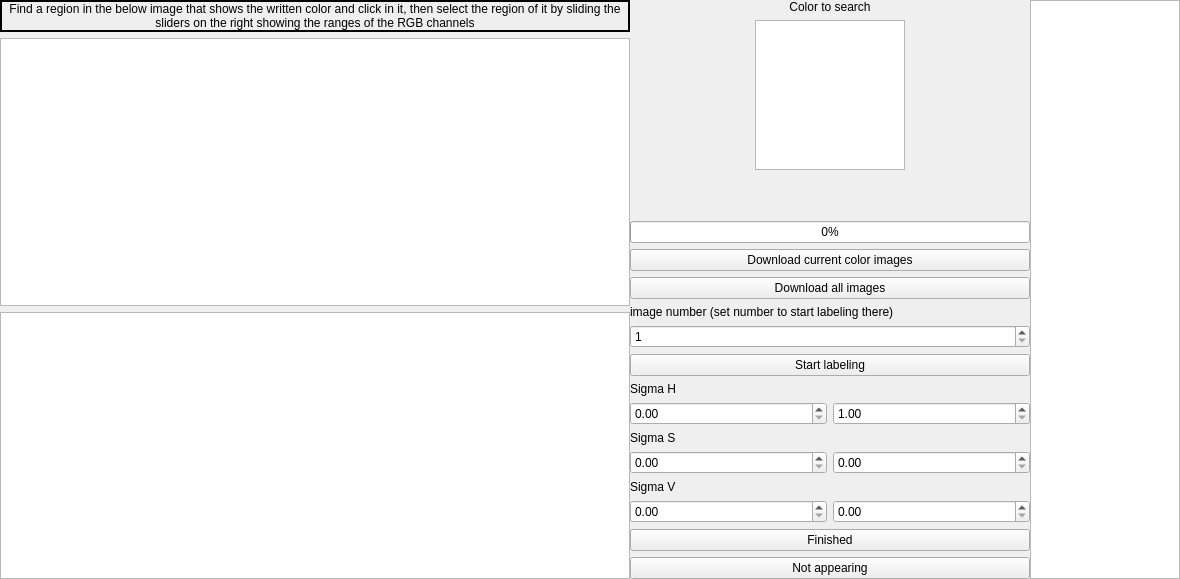
Above: include/labelizer/labelizer_form.ui from ipa-foj/labelizer before the change. Below: the same form after it.
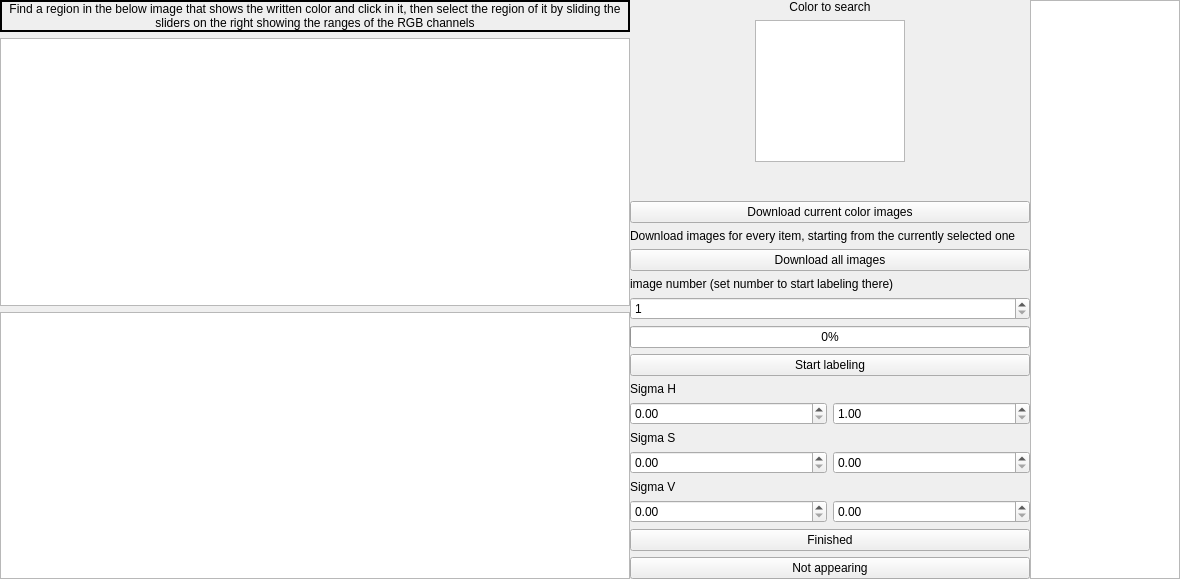
That is the form after the change.

```diff
--- a/include/labelizer/labelizer_form.ui
+++ b/include/labelizer/labelizer_form.ui
@@ -123,22 +123,6 @@
          </property>
         </spacer>
        </item>
-       <item>
-        <widget class="QProgressBar" name="dwnld_progress_bar">
-         <property name="maximumSize">
-          <size>
-           <width>400</width>
-           <height>16777215</height>
-          </size>
-         </property>
-         <property name="value">
-          <number>0</number>
-         </property>
-         <property name="invertedAppearance">
-          <bool>false</bool>
-         </property>
-        </widget>
-       </item>
        <item>
         <widget class="QPushButton" name="dwnld_clr_btn">
          <property name="maximumSize">
@@ -152,8 +136,30 @@
          </property>
         </widget>
        </item>
+       <item>
+        <widget class="QLabel" name="all_dwnld_label">
+         <property name="maximumSize">
+          <size>
+           <width>400</width>
+           <height>16777215</height>
+          </size>
+         </property>
+         <property name="text">
+          <string>Download images for every item, starting from the currently selected one</string>
+         </property>
+         <property name="wordWrap">
+          <bool>true</bool>
+         </property>
+        </widget>
+       </item>
        <item>
         <widget class="QPushButton" name="dwnld_all_btn">
+         <property name="maximumSize">
+          <size>
+           <width>400</width>
+           <height>16777215</height>
+          </size>
+         </property>
          <property name="text">
           <string>Download all images</string>
          </property>
@@ -182,6 +188,22 @@
          </property>
         </widget>
        </item>
+       <item>
+        <widget class="QProgressBar" name="dwnld_progress_bar">
+         <property name="maximumSize">
+          <size>
+           <width>400</width>
+           <height>16777215</height>
+          </size>
+         </property>
+         <property name="value">
+          <number>0</number>
+         </property>
+         <property name="invertedAppearance">
+          <bool>false</bool>
+         </property>
+        </widget>
+       </item>
        <item>
         <widget class="QPushButton" name="start_btn">
          <property name="text">
```
